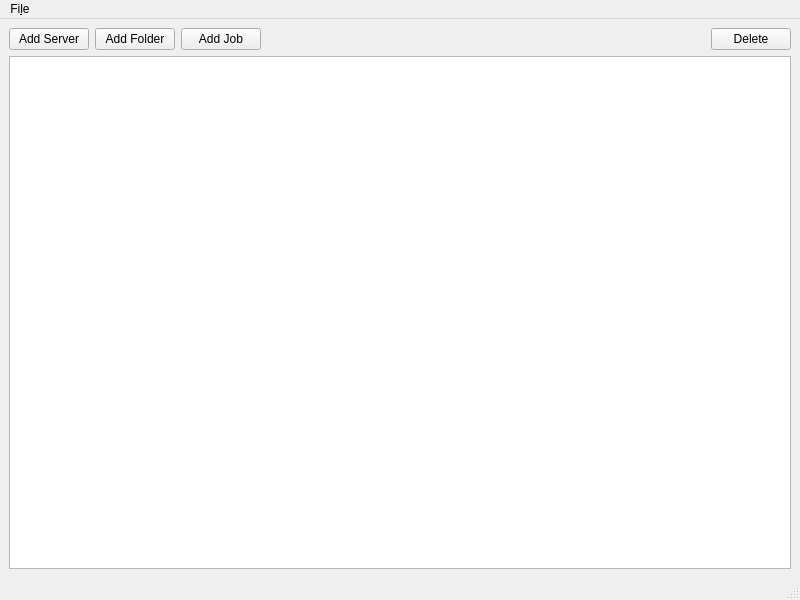
Old version of the form ui/MainWindow.ui in the repository germaniumhq/felix.
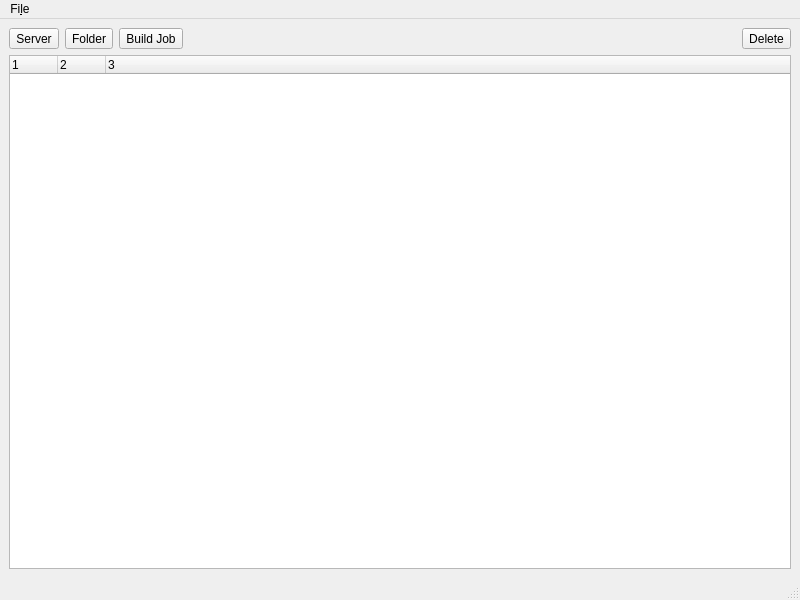
New version of the form.

What changed in the file:
```diff
--- a/ui/MainWindow.ui
+++ b/ui/MainWindow.ui
@@ -31,41 +31,32 @@
         <item>
          <layout class="QHBoxLayout" name="horizontalLayout">
           <item>
-           <widget class="QPushButton" name="add_server_button">
+           <widget class="QToolButton" name="add_server_button">
             <property name="text">
-             <string>Add Server</string>
+             <string>Server</string>
             </property>
-            <property name="iconSize">
-             <size>
-              <width>24</width>
-              <height>24</height>
-             </size>
+            <property name="toolButtonStyle">
+             <enum>Qt::ToolButtonTextUnderIcon</enum>
             </property>
            </widget>
           </item>
           <item>
-           <widget class="QPushButton" name="add_folder_button">
+           <widget class="QToolButton" name="add_folder_button">
             <property name="text">
-             <string>Add Folder</string>
+             <string>Folder</string>
             </property>
-            <property name="iconSize">
-             <size>
-              <width>24</width>
-              <height>24</height>
-             </size>
+            <property name="toolButtonStyle">
+             <enum>Qt::ToolButtonTextUnderIcon</enum>
             </property>
            </widget>
           </item>
           <item>
-           <widget class="QPushButton" name="add_job_button">
+           <widget class="QToolButton" name="add_job_button">
             <property name="text">
-             <string>Add Job</string>
+             <string>Build Job</string>
             </property>
-            <property name="iconSize">
-             <size>
-              <width>24</width>
-              <height>24</height>
-             </size>
+            <property name="toolButtonStyle">
+             <enum>Qt::ToolButtonTextUnderIcon</enum>
             </property>
            </widget>
           </item>
@@ -86,31 +77,46 @@
            </spacer>
           </item>
           <item>
-           <widget class="QPushButton" name="delete_item_button">
+           <widget class="QToolButton" name="delete_item_button">
             <property name="text">
              <string>Delete</string>
             </property>
-            <property name="iconSize">
-             <size>
-              <width>24</width>
-              <height>24</height>
-             </size>
+            <property name="toolButtonStyle">
+             <enum>Qt::ToolButtonTextUnderIcon</enum>
             </property>
            </widget>
           </item>
          </layout>
         </item>
         <item>
-         <widget class="QTreeView" name="treeView">
-          <property name="sizePolicy">
-           <sizepolicy hsizetype="Preferred" vsizetype="Expanding">
-            <horstretch>0</horstretch>
-            <verstretch>0</verstretch>
-           </sizepolicy>
+         <widget class="QTreeWidget" name="treeWidget">
+          <property name="columnCount">
+           <number>3</number>
           </property>
-          <property name="uniformRowHeights">
-           <bool>true</bool>
-          </property>
+          <attribute name="headerCascadingSectionResizes">
+           <bool>false</bool>
+          </attribute>
+          <attribute name="headerDefaultSectionSize">
+           <number>48</number>
+          </attribute>
+          <attribute name="headerHighlightSections">
+           <bool>false</bool>
+          </attribute>
+          <column>
+           <property name="text">
+            <string notr="true">1</string>
+           </property>
+          </column>
+          <column>
+           <property name="text">
+            <string notr="true">2</string>
+           </property>
+          </column>
+          <column>
+           <property name="text">
+            <string notr="true">3</string>
+           </property>
+          </column>
          </widget>
         </item>
        </layout>
```
Left out of the diff: 4 changed lines with no effect on the pictures.
